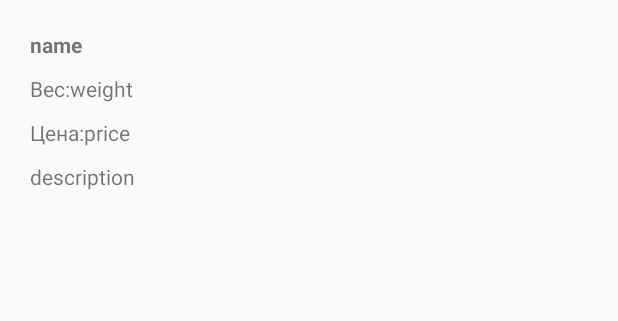
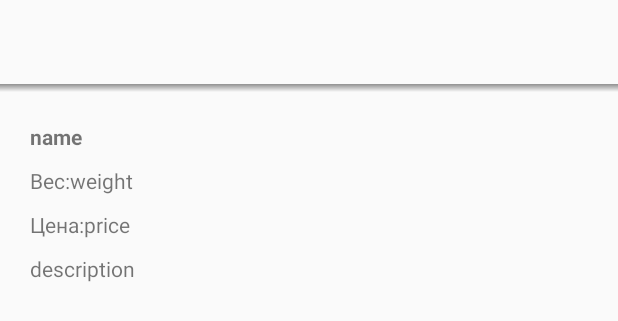
Before and after one commit to eamalhajri/OnlineShopProject, an Android app: the layout activity_detailed.xml on its own in the app's theme, with its tools: preview values and no code run, on a phone screen of 412 x 824 dp. Shown: the top 321 px of the screen. Run offline under Robolectric (Android 15) with nearby library versions, the phone set to English and light mode, and no system bars.

Commit message:
replace actionbar with toolbar

```diff
--- a/OnlineShop/app/src/main/res/layout/activity_category_detail.xml
+++ b/OnlineShop/app/src/main/res/layout/activity_category_detail.xml
@@ -13,8 +13,8 @@
 
     <ImageView
         android:id="@+id/category_image"
+        android:layout_width="match_parent"
         android:layout_height="wrap_content"
-        android:layout_width="match_parent"
-        android:adjustViewBounds="true"/>
+        android:adjustViewBounds="true" />
 
 </LinearLayout>
--- a/OnlineShop/app/src/main/res/layout/activity_detailed.xml
+++ b/OnlineShop/app/src/main/res/layout/activity_detailed.xml
@@ -3,15 +3,30 @@
     android:layout_width="match_parent"
     android:layout_height="match_parent"
     android:orientation="vertical"
-    android:padding="10dp"
-    tools:context=".DetailedActivity">
+    tools:context=".MainActivity">
+
+    <include
+        android:id="@+id/toolbar_detailed"
+        layout="@layout/toolbar" />
+
+    <View
+        android:layout_width="match_parent"
+        android:layout_height="5dp"
+        android:layout_below="@+id/toolbar_detailed"
+        android:background="@drawable/toolbar_dropshadow" />
+
+    <LinearLayout
+        android:layout_width="match_parent"
+        android:layout_height="match_parent"
+        android:orientation="vertical"
+        android:padding="10dp">
 
         <ImageView
             android:id="@+id/detailed_image"
             android:layout_width="match_parent"
-        android:contentDescription="@string/image"
             android:layout_height="wrap_content"
-        android:adjustViewBounds="true" />
+            android:adjustViewBounds="true"
+            android:contentDescription="@string/image" />
 
         <TextView
             android:id="@+id/detailed_name"
@@ -74,5 +89,5 @@
             android:layout_height="wrap_content"
             android:text="@string/categoryId"
             android:visibility="gone" />
-
     </LinearLayout>
+</LinearLayout>
```
Also changed, not shown: OnlineShop/app/src/main/java/com/example/phantom/onlineshop/CategoryActivity.java (+8 -9 lines), OnlineShop/app/src/main/java/com/example/phantom/onlineshop/DetailedActivity.java (+11 -3 lines), OnlineShop/app/src/main/java/com/example/phantom/onlineshop/MainActivity.java (+4 -4 lines), OnlineShop/app/src/main/res/drawable/stag_grid.png (deleted). Lines whose indentation alone changed are shown as unchanged.
